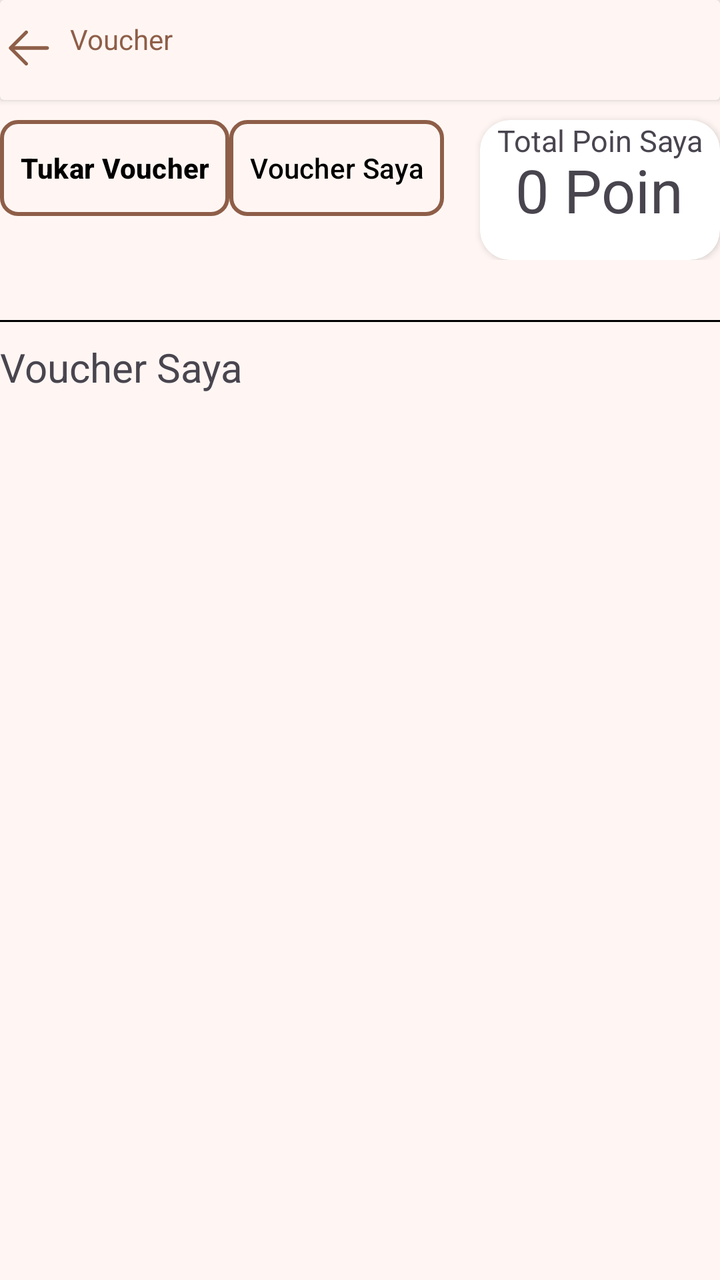
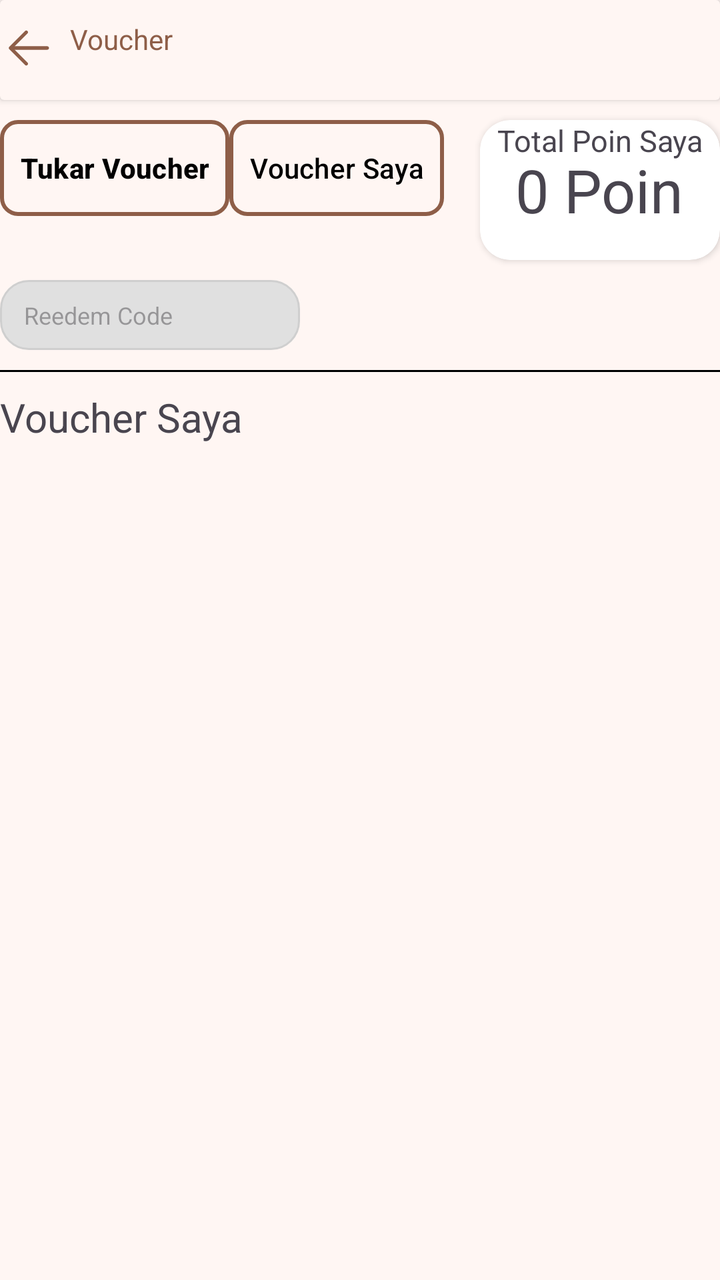

Before-and-after screenshots of an Android layout around one commit, followed by the original layout XML and the change that was made.
<!-- AndroidManifest.xml: application theme Theme.RahmatBakery -->
<!-- res/layout/activity_voucher.xml -->
<?xml version="1.0" encoding="utf-8"?>
<LinearLayout xmlns:android="http://schemas.android.com/apk/res/android"
    xmlns:app="http://schemas.android.com/apk/res-auto"
    xmlns:tools="http://schemas.android.com/tools"
    android:id="@+id/voucher"
    android:layout_width="match_parent"
    android:layout_height="match_parent"
    android:background="@color/background"
    android:orientation="vertical"
    tools:context=".Voucher">

    <RelativeLayout
        android:layout_width="match_parent"
        android:layout_height="wrap_content">

        <androidx.cardview.widget.CardView
            android:id="@+id/top"
            android:layout_width="match_parent"
            android:layout_height="wrap_content"
            android:elevation="15dp"
            app:cardBackgroundColor="@color/background">

            <View
                android:layout_width="match_parent"
                android:layout_height="50dp"
                android:elevation="10dp" />

            <ImageView
                android:id="@+id/back"
                android:layout_width="28dp"
                android:layout_height="28dp"
                android:layout_marginTop="10dp"
                android:background="@android:color/transparent"
                android:src="@drawable/back" />

            <TextView
                style="@style/TextAppearance.Material3.HeadlineSmall.Emphasized"
                android:layout_width="wrap_content"
                android:layout_height="wrap_content"
                android:layout_marginLeft="10dp"
                android:layout_marginTop="10dp"
                android:layout_marginStart="35dp"
                android:text="Voucher "
                android:textColor="@color/primary" />
        </androidx.cardview.widget.CardView>

        <androidx.cardview.widget.CardView
            android:layout_width="120dp"
            android:layout_height="70dp"
            android:layout_below="@id/top"
            android:layout_alignParentEnd="true"
            android:layout_marginTop="10dp"
            app:cardCornerRadius="15dp">

            <TextView
                android:id="@+id/total_voucher"
                android:layout_width="wrap_content"
                android:layout_height="wrap_content"
                android:layout_gravity="center_horizontal"
                android:text="Total Poin Saya"
                android:textSize="15dp" />

            <TextView
                android:layout_width="wrap_content"
                android:layout_height="wrap_content"
                android:layout_gravity="center"
                android:text="0 Poin"
                android:textSize="30dp" />
        </androidx.cardview.widget.CardView>

        <Button
            android:id="@+id/btnTukarVoucher"
            android:layout_width="wrap_content"
            android:layout_height="wrap_content"
            android:layout_below="@id/top"
            android:layout_marginTop="10dp"
            android:layout_weight="1"
            android:background="@drawable/border_tab"
            android:padding="10dp"
            android:text="Tukar Voucher"
            android:textColor="@android:color/black"
            android:textStyle="bold" />

        <Button
            android:id="@+id/btnVoucherSaya"
            android:layout_width="wrap_content"
            android:layout_height="wrap_content"
            android:layout_below="@id/top"
            android:layout_marginTop="10dp"
            android:layout_toRightOf="@id/btnTukarVoucher"
            android:layout_weight="1"
            android:background="@drawable/border_tab"
            android:padding="10dp"
            android:text="Voucher Saya"
            android:textColor="@android:color/black" />
    </RelativeLayout>

    <FrameLayout
        android:layout_width="wrap_content"
        android:layout_height="wrap_content"
        android:layout_marginTop="30dp">

        <View
            android:layout_width="wrap_content"
            android:layout_height="1dp"
            android:background="@color/black" />

        <TextView
            android:layout_width="wrap_content"
            android:layout_height="wrap_content"
            android:layout_marginTop="10dp"
            android:text="Voucher Saya"
            android:textSize="20dp" />

        <androidx.recyclerview.widget.RecyclerView
            android:layout_width="match_parent"
            android:layout_height="wrap_content"
            android:layout_marginTop="45dp"
            android:paddingHorizontal="10dp" />
    </FrameLayout>

</LinearLayout>
<!-- resources referenced by this layout -->
<resources>
  <color name="background">#FFF6F3</color>
  <color name="black">#FF000000</color>
  <color name="primary">#8E5E48</color>
  <!-- drawable back (drawable) -->
  <vector xmlns:android="http://schemas.android.com/apk/res/android"
      android:width="47dp"
      android:height="47dp"
      android:viewportWidth="47"
      android:viewportHeight="47">
    <path
        android:pathData="M10.281,22.031H39.656C40.046,22.031 40.419,22.186 40.695,22.461C40.97,22.737 41.125,23.111 41.125,23.5C41.125,23.889 40.97,24.263 40.695,24.539C40.419,24.814 40.046,24.969 39.656,24.969H10.281C9.892,24.969 9.518,24.814 9.243,24.539C8.967,24.263 8.813,23.889 8.813,23.5C8.813,23.111 8.967,22.737 9.243,22.461C9.518,22.186 9.892,22.031 10.281,22.031Z"
        android:fillColor="@color/primary"/>
    <path
        android:pathData="M10.889,23.5L23.071,35.679C23.347,35.955 23.502,36.329 23.502,36.719C23.502,37.109 23.347,37.483 23.071,37.758C22.795,38.034 22.421,38.189 22.031,38.189C21.641,38.189 21.267,38.034 20.991,37.758L7.773,24.54C7.636,24.403 7.527,24.241 7.453,24.063C7.379,23.884 7.341,23.693 7.341,23.5C7.341,23.307 7.379,23.115 7.453,22.937C7.527,22.758 7.636,22.597 7.773,22.46L20.991,9.241C21.267,8.965 21.641,8.811 22.031,8.811C22.421,8.811 22.795,8.965 23.071,9.241C23.347,9.517 23.502,9.891 23.502,10.281C23.502,10.671 23.347,11.045 23.071,11.321L10.889,23.5Z"
        android:fillColor="@color/primary"/>
  </vector>
  <!-- drawable border_tab (drawable) -->
  <shape xmlns:android="http://schemas.android.com/apk/res/android"
      android:shape="rectangle">
      <solid android:color="@android:color/transparent"/>
      <stroke
          android:width="2dp"
          android:color="#2196F3"/> 
      <corners android:radius="8dp"/>
  </shape>
  <style name="Theme.RahmatBakery" parent="Base.Theme.RahmatBakery" />
  <style name="Base.Theme.RahmatBakery" parent="Theme.Material3.DayNight.NoActionBar">
          
           <item name="colorPrimary">@color/primary</item>
          <item name="colorOnPrimary">@color/background</item>
          <item name="colorSecondary">@color/primary</item>
          <item name="colorOnSecondary">@color/background</item>
  
      </style>
</resources>

<!-- the commit's change to res/layout/activity_voucher.xml (unified diff, before → after) -->
@@ -37,14 +37,15 @@
                 style="@style/TextAppearance.Material3.HeadlineSmall.Emphasized"
                 android:layout_width="wrap_content"
                 android:layout_height="wrap_content"
+                android:layout_marginStart="35dp"
                 android:layout_marginLeft="10dp"
                 android:layout_marginTop="10dp"
-                android:layout_marginStart="35dp"
                 android:text="Voucher "
                 android:textColor="@color/primary" />
         </androidx.cardview.widget.CardView>
 
         <androidx.cardview.widget.CardView
+            android:id="@+id/total_poin"
             android:layout_width="120dp"
             android:layout_height="70dp"
             android:layout_below="@id/top"
@@ -93,12 +94,22 @@
             android:padding="10dp"
             android:text="Voucher Saya"
             android:textColor="@android:color/black" />
+
+        <EditText
+            android:layout_width="150dp"
+            android:layout_height="35dp"
+            android:layout_below="@id/total_poin"
+            android:layout_marginTop="10dp"
+            android:background="@drawable/bg_input_text"
+            android:hint="Reedem Code"
+            android:textColor="@color/primary"
+            android:textSize="12sp" />
     </RelativeLayout>
 
     <FrameLayout
         android:layout_width="wrap_content"
         android:layout_height="wrap_content"
-        android:layout_marginTop="30dp">
+        android:layout_marginTop="10dp">
 
         <View
             android:layout_width="wrap_content"
@@ -113,10 +124,13 @@
             android:textSize="20dp" />
 
         <androidx.recyclerview.widget.RecyclerView
+            android:id="@+id/recyclerView"
             android:layout_width="match_parent"
-            android:layout_height="wrap_content"
-            android:layout_marginTop="45dp"
-            android:paddingHorizontal="10dp" />
+            android:layout_height="match_parent"
+            android:layout_marginTop="50dp"
+            android:clipToPadding="false"
+            android:scrollbars="vertical" />
+
     </FrameLayout>
 
 </LinearLayout>
<!-- resource entries referenced after the edit -->
@@ -16,6 +16,20 @@
         android:pathData="M10.889,23.5L23.071,35.679C23.347,35.955 23.502,36.329 23.502,36.719C23.502,37.109 23.347,37.483 23.071,37.758C22.795,38.034 22.421,38.189 22.031,38.189C21.641,38.189 21.267,38.034 20.991,37.758L7.773,24.54C7.636,24.403 7.527,24.241 7.453,24.063C7.379,23.884 7.341,23.693 7.341,23.5C7.341,23.307 7.379,23.115 7.453,22.937C7.527,22.758 7.636,22.597 7.773,22.46L20.991,9.241C21.267,8.965 21.641,8.811 22.031,8.811C22.421,8.811 22.795,8.965 23.071,9.241C23.347,9.517 23.502,9.891 23.502,10.281C23.502,10.671 23.347,11.045 23.071,11.321L10.889,23.5Z"
         android:fillColor="@color/primary"/>
   </vector>
+  <!-- drawable bg_input_text (drawable) -->
+  <?xml version="1.0" encoding="utf-8"?>
+  <shape xmlns:android="http://schemas.android.com/apk/res/android">
+      <solid android:color="#E0E0E0" />  
+      <corners android:radius="14dp" />  
+      <stroke
+          android:width="1dp"
+          android:color="#CFCFCF" />      
+      <padding
+          android:left="12dp"
+          android:top="8dp"
+          android:right="12dp"
+          android:bottom="8dp"/>
+  </shape>
   <!-- drawable border_tab (drawable) -->
   <shape xmlns:android="http://schemas.android.com/apk/res/android"
       android:shape="rectangle">
